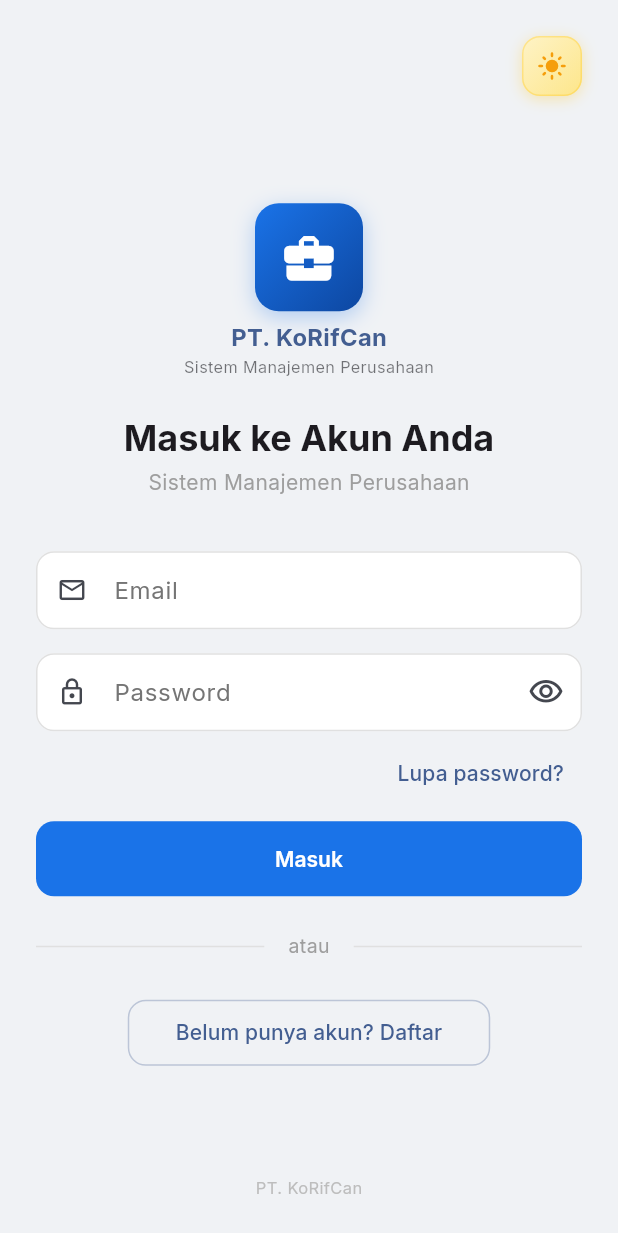
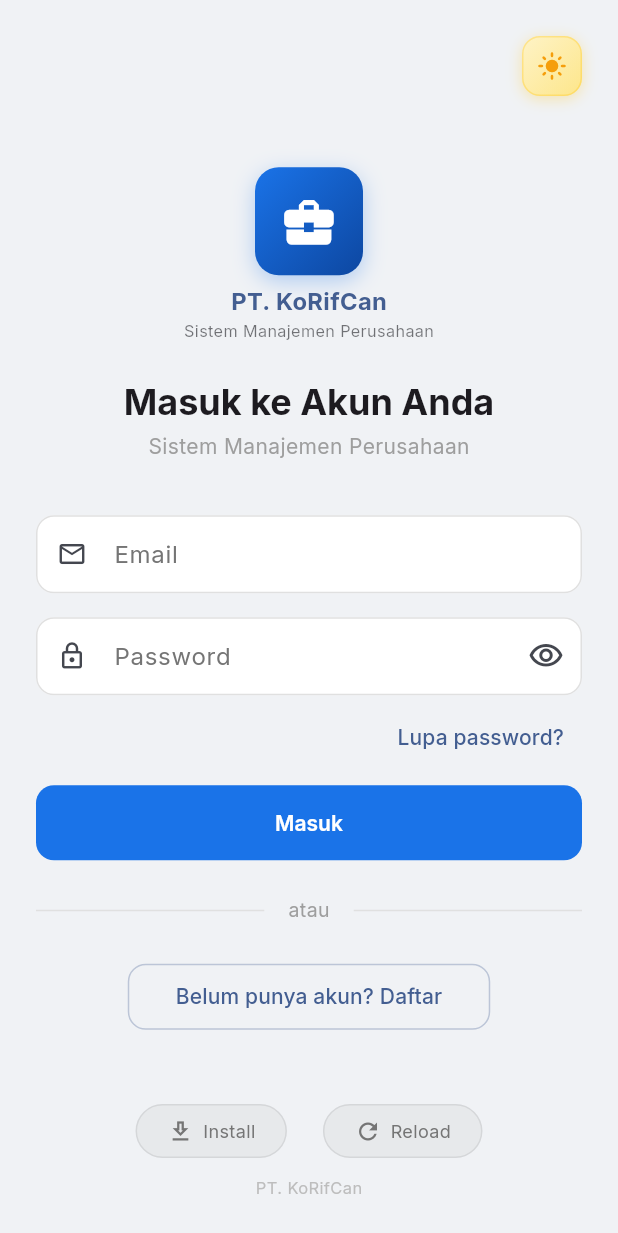
Before and after one commit to KoRifCan/Sistem-Manajemen-Perusahaan, a Flutter app: the screen it shows after launch, on a phone screen of 412 x 824 dp. Shown: the top 1233 px of the screen. Run offline on Flutter 3.47's test engine with Material 3 defaults, Android fonts, the phone set to English and light mode, and no system bars; our stand-ins replace cloud_firestore, cloud_functions, firebase_auth, firebase_core, firebase_messaging, firebase_storage and 2 more; missing offline and left inert: dart:js_interop; accounts and stored records are empty.

Commit message:
fix: tambah tombol Install & Reload di login/register

```diff
--- a/frontend/lib/presentation/pages/auth/login_page.dart
+++ b/frontend/lib/presentation/pages/auth/login_page.dart
@@ -5,6 +5,8 @@ import '../../providers/auth_provider.dart';
 import '../../providers/settings_provider.dart';
 import '../../widgets/company_logo.dart';
 import '../../widgets/theme_toggle.dart';
+import '../../widgets/action_button.dart';
+import '../../utils/web_utils.dart';
 
 class LoginPage extends StatefulWidget {
   const LoginPage({super.key});
@@ -178,6 +180,23 @@ class _LoginPageState extends State<LoginPage> {
                             child: const Text('Belum punya akun? Daftar'),
                           ),
                           const Spacer(),
+                          Row(
+                            mainAxisAlignment: MainAxisAlignment.center,
+                            children: [
+                              ActionButton(
+                                icon: Icons.download_outlined,
+                                label: 'Install',
+                                onTap: webInstallPwa,
+                              ),
+                              const SizedBox(width: 24),
+                              ActionButton(
+                                icon: Icons.refresh_outlined,
+                                label: 'Reload',
+                                onTap: webReload,
+                              ),
+                            ],
+                          ),
+                          const SizedBox(height: 12),
                           Text(
                             'PT. KoRifCan',
                             style: TextStyle(color: Colors.grey.shade400, fontSize: 11),
--- /dev/null
+++ b/frontend/lib/presentation/widgets/action_button.dart
@@ -0,0 +1,39 @@
+import 'package:flutter/material.dart';
+
+class ActionButton extends StatelessWidget {
+  final IconData icon;
+  final String label;
+  final VoidCallback onTap;
+
+  const ActionButton({
+    super.key,
+    required this.icon,
+    required this.label,
+    required this.onTap,
+  });
+
+  @override
+  Widget build(BuildContext context) {
+    final theme = Theme.of(context);
+    final isDark = theme.brightness == Brightness.dark;
+    return GestureDetector(
+      onTap: onTap,
+      child: Container(
+        padding: const EdgeInsets.symmetric(horizontal: 20, vertical: 8),
+        decoration: BoxDecoration(
+          color: isDark ? Colors.white.withOpacity(0.08) : Colors.black.withOpacity(0.04),
+          borderRadius: BorderRadius.circular(20),
+          border: Border.all(color: isDark ? Colors.white.withOpacity(0.12) : Colors.black.withOpacity(0.08)),
+        ),
+        child: Row(
+          mainAxisSize: MainAxisSize.min,
+          children: [
+            Icon(icon, size: 18, color: isDark ? Colors.grey.shade300 : Colors.grey.shade600),
+            const SizedBox(width: 6),
+            Text(label, style: TextStyle(fontSize: 12, color: isDark ? Colors.grey.shade300 : Colors.grey.shade600)),
+          ],
+        ),
+      ),
+    );
+  }
+}
```
Also changed, not shown: frontend/lib/presentation/pages/auth/register_page.dart (+19 -0 lines), frontend/lib/presentation/utils/web_utils.dart (added, +9 -0 lines), 1 other file.
